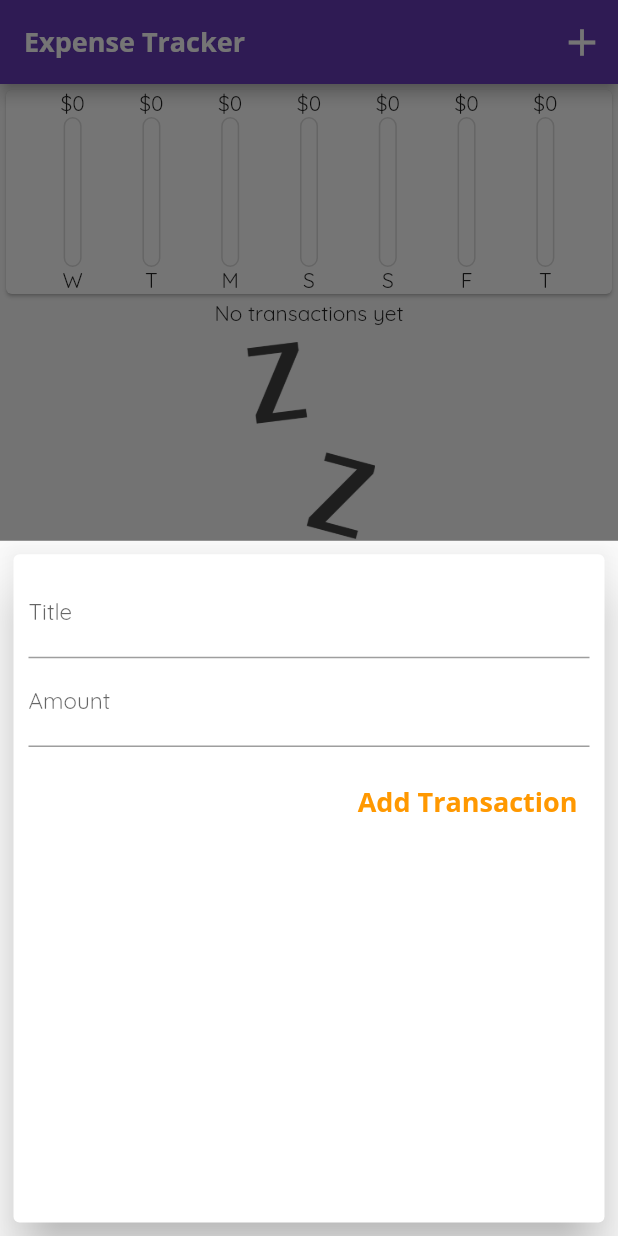
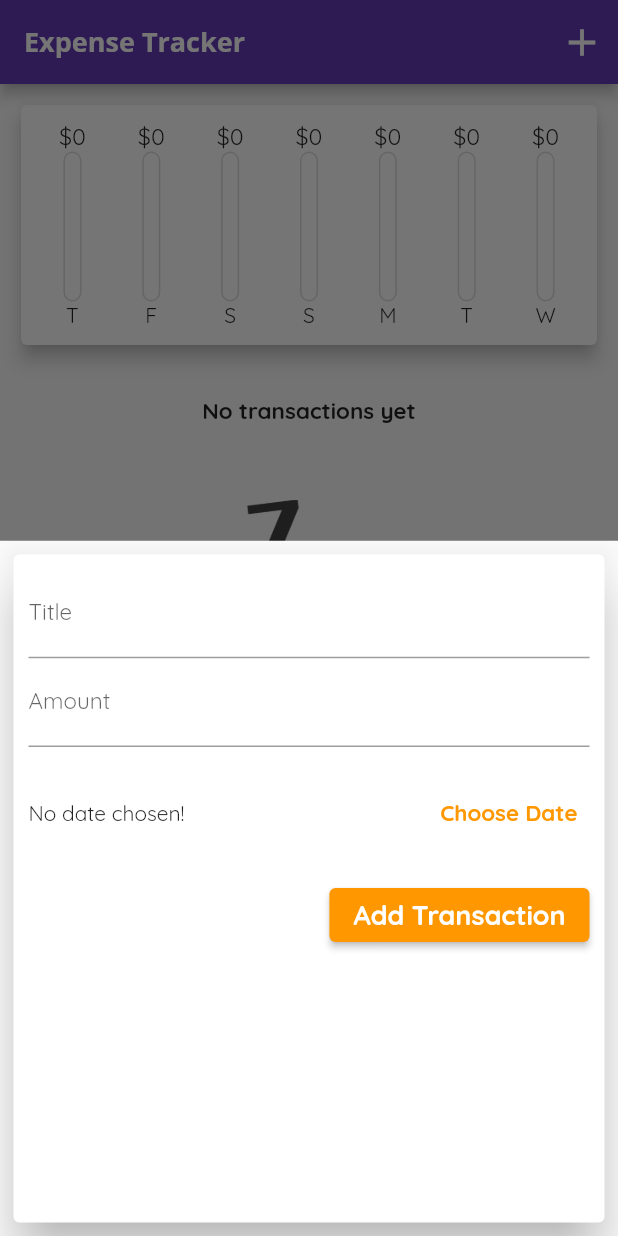
Before and after one commit to MubarisMDeen/expense-tracker, a Flutter app: the screen it shows after launch, after a tap on the "add" icon, on a phone screen of 412 x 824 dp. Run offline on Flutter 3.47's test engine with Material 2 defaults, Android fonts, the phone set to English and light mode, and no system bars.

Commit message:
Date, polishing

```diff
--- a/lib/main.dart
+++ b/lib/main.dart
@@ -6,10 +6,12 @@ import './widgets/chart.dart';
 import './widgets/new_transaction.dart';
 
 void main() {
-  runApp(MyApp());
+  runApp(const MyApp());
 }
 
 class MyApp extends StatelessWidget {
+  const MyApp({Key? key}) : super(key: key);
+
   @override
   Widget build(BuildContext context) {
     return MaterialApp(
@@ -19,12 +21,14 @@ class MyApp extends StatelessWidget {
         colorScheme: ColorScheme.fromSwatch(primarySwatch: Colors.deepPurple)
             .copyWith(secondary: Colors.orange),
         fontFamily: 'Quicksand',
-        textTheme: const TextTheme(
-            caption: TextStyle(
+        textTheme: TextTheme(
+            caption: const TextStyle(
                 fontFamily: 'OpenSans',
                 fontWeight: FontWeight.bold,
                 fontSize: 15,
-                color: Colors.black)),
+                color: Colors.black),
+        button: const TextStyle().copyWith(color: Colors.white )),
+
         appBarTheme: const AppBarTheme(
           titleTextStyle: TextStyle(
               fontFamily: 'OpenSans',
@@ -32,12 +36,14 @@ class MyApp extends StatelessWidget {
               fontSize: 18),
         ),
       ),
-      home: MyHomePage(),
+      home: const MyHomePage(),
     );
   }
 }
 
 class MyHomePage extends StatefulWidget {
+  const MyHomePage({Key? key}) : super(key: key);
+
   @override
   State<MyHomePage> createState() => _MyHomePageState();
 }
@@ -47,16 +53,22 @@ class _MyHomePageState extends State<MyHomePage> {
 
   ];
 
-  void addTransaction(String newTitle, double newAmount) {
+  void addTransaction(String newTitle, double newAmount, DateTime chosenDate) {
     setState(() {
       transactions.add(
         Transaction(
           title: newTitle,
           amount: newAmount,
-          date: DateTime.now(),
+          date: chosenDate,
           id: DateTime.now().toString(),
         ),
       );
+    });
+  }
+
+  void deleteTransaction(String id) {
+    setState(() {
+      transactions.removeWhere((tx) => tx.id==id);
     });
   }
 
@@ -85,16 +97,14 @@ class _MyHomePageState extends State<MyHomePage> {
           ),
         ],
       ),
-      body: SingleChildScrollView(
-        child: Column(
+      body: Column(
           mainAxisAlignment: MainAxisAlignment.start,
           crossAxisAlignment: CrossAxisAlignment.center,
           children: [
             Chart(transactions),
-            TransactionsList(transactions),
+            TransactionsList(transactions,deleteTransaction),
           ],
         ),
-      ),
       floatingActionButton: FloatingActionButton(
         child: const Icon(Icons.add),
         onPressed: () {
--- a/lib/widgets/chart.dart
+++ b/lib/widgets/chart.dart
@@ -4,8 +4,9 @@ import 'package:intl/intl.dart';
 import '../models/transaction.dart';
 
 class Chart extends StatelessWidget {
-  List<Transaction> transactions;
-  Chart(this.transactions);
+  final List<Transaction> transactions;
+
+  const Chart(this.transactions, {Key? key}) : super(key: key);
 
   List<Transaction> get recentTransactions {
     return transactions.where((tx) {
@@ -30,7 +31,7 @@ class Chart extends StatelessWidget {
         'day': DateFormat.E().format(weekDay).substring(0, 1),
         'amount': sum
       };
-    });
+    }).reversed.toList();
   }
 
   double get maxSpending {
@@ -41,28 +42,41 @@ class Chart extends StatelessWidget {
 
   @override
   Widget build(BuildContext context) {
-    print(groupedTransactions);
     return Container(
+      margin: const EdgeInsets.all(10),
       width: double.infinity,
       child: Card(
+        elevation: 5,
+        child: Padding(
+          padding: const EdgeInsets.all(8.0),
           child: Row(
-          mainAxisAlignment: MainAxisAlignment.spaceEvenly,
+            mainAxisAlignment: MainAxisAlignment.spaceAround,
             children: [
               ...groupedTransactions.map((e) {
-              return Column(
+                return Flexible(
+                  fit: FlexFit.tight,
+                  child: Padding(
+                    padding: const EdgeInsets.all(3),
+                    child: Column(
                       children: [
-                  Text('\$${(e['amount'] as double).toStringAsFixed(0)}'),
+                        Container(height: 20,
+                          child: FittedBox(
+                              child: Text(
+                                  '\$${(e['amount'] as double).toStringAsFixed(0)}')),
+                        ),
                         Container(
                           height: 100,
                           width: 12,
                           decoration: BoxDecoration(
                             border: Border.all(
-                        color: Color.fromRGBO(220, 220, 220, 1),
+                              color: const Color.fromRGBO(220, 220, 220, 1),
                             ),
                             borderRadius: BorderRadius.circular(10),
                           ),
                           child: FractionallySizedBox(
-                      heightFactor: maxSpending==0? 0 : (e['amount'] as double) / maxSpending,
+                            heightFactor: maxSpending == 0
+                                ? 0
+                                : (e['amount'] as double) / maxSpending,
                             widthFactor: 1,
                             alignment: Alignment.bottomCenter,
                             child: Container(
@@ -75,12 +89,15 @@ class Chart extends StatelessWidget {
                         ),
                         Text(e['day'].toString()),
                       ],
+                    ),
+                  ),
                 );
               }).toList(),
               //    Text(groupedTransactions.toString()),
             ],
           ),
         ),
+      ),
     );
   }
 }
--- a/lib/widgets/new_transaction.dart
+++ b/lib/widgets/new_transaction.dart
@@ -1,9 +1,10 @@
 import 'package:flutter/material.dart';
+import 'package:intl/intl.dart';
 
 class NewTransaction extends StatefulWidget {
   final Function addTransaction;
 
-  const NewTransaction(this.addTransaction);
+  const NewTransaction(this.addTransaction, {Key? key}) : super(key: key);
 
   @override
   State<NewTransaction> createState() => _NewTransactionState();
@@ -11,17 +12,36 @@ class NewTransaction extends StatefulWidget {
 
 class _NewTransactionState extends State<NewTransaction> {
   final titleController = TextEditingController();
-
   final amountController = TextEditingController();
 
-  void onSubmit(){
+  DateTime? selectedDate;
+
+  void onSubmit() {
+    if(amountController.text.isEmpty){
+      return;
+    }
     final String inputTitle = titleController.text;
     var inputAmount = double.parse(amountController.text);
-    if(inputTitle.isEmpty || inputAmount<=0){
-     return;
+    if (inputTitle.isEmpty || inputAmount <= 0 || selectedDate == null) {
+      return;
     }
-    widget.addTransaction(inputTitle,inputAmount);
+    widget.addTransaction(inputTitle, inputAmount, selectedDate);
     Navigator.of(context).pop();
+  }
+
+  void openDatePicker() {
+    showDatePicker(
+        context: context,
+        initialDate: DateTime.now(),
+        firstDate: DateTime(2019),
+        lastDate: DateTime.now()).then((pickedDate) {
+          if(pickedDate == null){
+            return;
+          }
+          setState(() {
+            selectedDate = pickedDate;
+          });
+    });
   }
 
   @override
@@ -41,7 +61,7 @@ class _NewTransactionState extends State<NewTransaction> {
                   labelStyle: TextStyle(fontSize: 15),
                 ),
                 controller: titleController,
-                onSubmitted: (_){
+                onSubmitted: (_) {
                   onSubmit();
                 },
               ),
@@ -52,17 +72,38 @@ class _NewTransactionState extends State<NewTransaction> {
                 ),
                 controller: amountController,
                 keyboardType: TextInputType.number,
-                onSubmitted: (_){
+                onSubmitted: (_) {
                   onSubmit();
                 },
               ),
-              SizedBox(height: 13),
-              TextButton(
+              SizedBox(height: 20),
+              Row(
+                children: [
+                  Expanded(child: Text(selectedDate==null?'No date chosen!':DateFormat.yMEd().format(selectedDate!),)),
+                  TextButton(
+                    onPressed: openDatePicker,
+                    child: Text(
+                      'Choose Date',
+                      style: TextStyle(
+                          fontSize: 15,
+                          color: Theme.of(context).colorScheme.secondary,
+                          fontWeight: FontWeight.bold),
+                    ),
+                  )
+                ],
+              ),
+              const SizedBox(height: 20),
+              ElevatedButton(
                 onPressed: onSubmit,
                 child: Text(
                   'Add Transaction',
-                  style: Theme.of(context).textTheme.caption?.copyWith(color: Theme.of(context).colorScheme.secondary,fontSize: 18),
+                  style: Theme.of(context)
+                      .textTheme
+                      .button
+                      ?.copyWith(fontSize: 18, fontWeight: FontWeight.bold),
                 ),
+                style: ElevatedButton.styleFrom(
+                    primary: Theme.of(context).colorScheme.secondary),
               ),
             ],
           ),
--- a/lib/widgets/transactions_list.dart
+++ b/lib/widgets/transactions_list.dart
@@ -1,4 +1,3 @@
-import 'package:flutter/cupertino.dart';
 import 'package:flutter/material.dart';
 import 'package:intl/intl.dart';
 
@@ -6,63 +5,75 @@ import '../models/transaction.dart';
 
 class TransactionsList extends StatelessWidget {
   final List<Transaction> transactions;
+  final Function deleteTransaction;
 
-  const TransactionsList(this.transactions);
+  const TransactionsList(this.transactions, this.deleteTransaction, {Key? key})
+      : super(key: key);
 
   @override
   Widget build(BuildContext context) {
-    return Container(
-      height: 400,
-      child: transactions.isEmpty
+    return transactions.isEmpty
           ? Column(
               children: [
-              Text('No transactions yet'),
-              SizedBox(height: 10),
-              Container(height:200,child:Image.asset('assets/images/waiting.png',fit: BoxFit.fill,),),
+                const SizedBox(height: 20),
+                const Text(
+                  'No transactions yet',
+                  style: TextStyle(fontWeight: FontWeight.bold, fontSize: 15),
+                ),
+                const SizedBox(height: 50),
+                SizedBox(
+                  height: 200,
+                  child: Image.asset(
+                    'assets/images/waiting.png',
+                    fit: BoxFit.fill,
+                  ),
+                ),
               ],
             )
-          : ListView.builder(
+          : SingleChildScrollView(
+              child: Container(
+                height: 400,
+                child: ListView.builder(
                   itemCount: transactions.length,
                   itemBuilder: (ctx, index) {
                     return Card(
-                  child: Row(
-                    children: [
-                      Container(
-                        margin: const EdgeInsets.symmetric(
-                          vertical: 10,
-                          horizontal: 15,
-                        ),
-                        decoration: BoxDecoration(
-                          border: Border.all(
-                              color: Theme.of(context).colorScheme.secondary,
-                              width: 2),
-                        ),
-                        padding: const EdgeInsets.all(5),
+                      elevation: 2,
+                      child: ListTile(
+                        leading: CircleAvatar(
+                          radius: 30,
+                          child: Padding(
+                            padding: const EdgeInsets.all(6),
+                            child: FittedBox(
                               child: Text(
                                 '\$${transactions[index].amount.toStringAsFixed(2)}',
-                          style: TextStyle(
-                              color: Theme.of(context).colorScheme.secondary,
+                                style: const TextStyle(
                                     fontWeight: FontWeight.bold,
-                              fontSize: 20),
+                                    color: Colors.white),
                               ),
                             ),
-                      Column(
-                        crossAxisAlignment: CrossAxisAlignment.start,
-                        children: [
-                          Text(transactions[index].title.toString(),
+                          ),
+                          backgroundColor:
+                              Theme.of(context).colorScheme.secondary,
+                        ),
+                        title: Text(transactions[index].title.toString(),
                             style: Theme.of(context).textTheme.caption),
-                          Text(
+                        subtitle: Text(
                           DateFormat.yMMMMEEEEd()
                               .format(transactions[index].date),
                           style: const TextStyle(color: Colors.grey),
                         ),
-                        ],
-                      )
-                    ],
+                        trailing: IconButton(
+                          icon: Icon(Icons.delete,
+                              color: Theme.of(context).errorColor),
+                          onPressed: () =>
+                              deleteTransaction(transactions[index].id),
+                        ),
                       ),
                     );
                   },
                 ),
+              ),
+
     );
   }
 }
```
Lines whose indentation alone changed are shown as unchanged.
